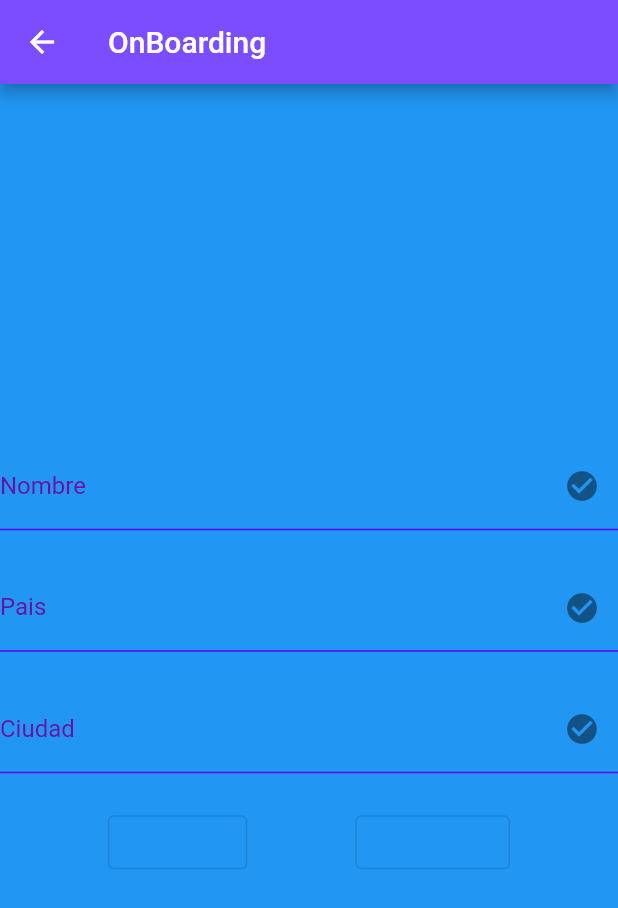
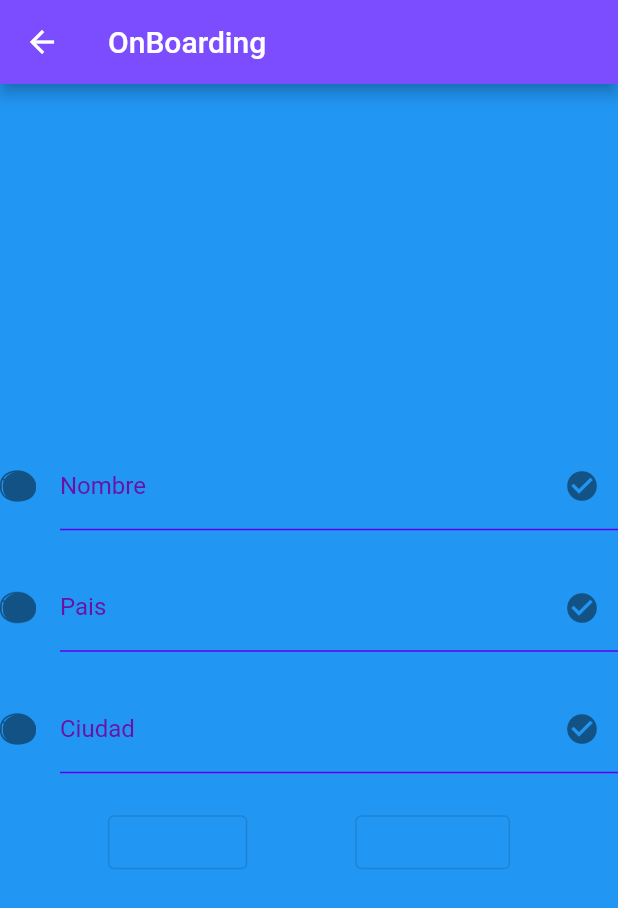
Before and after one commit to JessyLP/ExDIN, a Flutter app: the onBoardingView screen opened directly, on a phone screen of 412 x 824 dp. Shown: the top 908 px of the screen. Run offline on Flutter 3.47's test engine with Material 2 defaults, Android fonts, the phone set to English and light mode, and no system bars; our stand-ins replace cloud_firestore, firebase_auth, firebase_core; accounts and stored records are empty.

Commit message:
Foto en el inputtext

```diff
--- a/lib/Customs/EKInputText.dart
+++ b/lib/Customs/EKInputText.dart
@@ -29,8 +29,7 @@ class InputText extends StatelessWidget {
       enableSuggestions: !blIsPsswd,
       autocorrect: !blIsPsswd,
       decoration:  InputDecoration(
-      /* icon: Ink.image(image:AssetImage('assets/images/dona.png'),
-           fit: BoxFit.cover),*/
+      icon:ImageIcon(AssetImage('assets/images/dona.png')),
         labelText: titulo,
         labelStyle: TextStyle(
           color: Color(0xFF6B11A4),
--- a/lib/Views/HomeView.dart
+++ b/lib/Views/HomeView.dart
@@ -19,7 +19,6 @@ class HomeView extends StatefulWidget{
     return _HomeViewState();
   }
 }
-
 
 class _HomeViewState extends State<HomeView>{
 
--- a/pubspec.yaml
+++ b/pubspec.yaml
@@ -63,7 +63,7 @@ flutter:
   # the material Icons class.
   uses-material-design: true
   assets:
-    - assets/images/halloween1.jpg
+    - assets/images/
 
   # To add assets to your application, add an assets section, like this:
   # assets:
```
Also changed, not shown: pubspec.lock.
